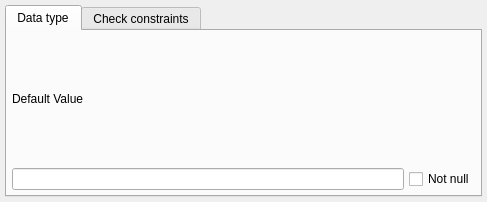
Above: libs/libgui/ui/dbobjects/domainwidget.ui from maniac787/pgmodeler before the change. Below: the same form after it.
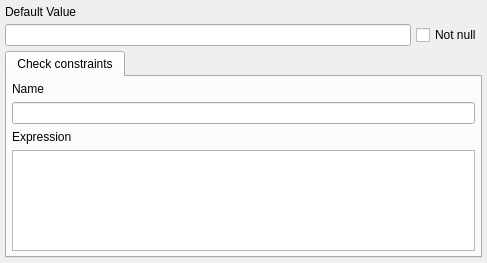
That is the form after the change. Icons and pictures are not drawn.

Commit message: Refactor ViewWidget to use tabbed layout with modern UI patterns

Diff of the .ui file:
```diff
--- a/libs/libgui/ui/dbobjects/domainwidget.ui
+++ b/libs/libgui/ui/dbobjects/domainwidget.ui
@@ -7,45 +7,13 @@
     <x>0</x>
     <y>0</y>
     <width>487</width>
-    <height>202</height>
+    <height>263</height>
    </rect>
   </property>
-  <layout class="QGridLayout" name="domain_grid">
-   <property name="leftMargin">
-    <number>5</number>
-   </property>
-   <property name="topMargin">
-    <number>5</number>
-   </property>
-   <property name="rightMargin">
-    <number>5</number>
-   </property>
-   <property name="bottomMargin">
-    <number>5</number>
-   </property>
+  <layout class="QVBoxLayout" name="domain_lt">
    <property name="spacing">
     <number>5</number>
    </property>
-   <item row="0" column="0" colspan="2">
-    <widget class="QTabWidget" name="dom_attribs_tbw">
-     <property name="currentIndex">
-      <number>0</number>
-     </property>
-     <property name="iconSize">
-      <size>
-       <width>22</width>
-       <height>22</height>
-      </size>
-     </property>
-     <widget class="QWidget" name="data_type_tab">
-      <attribute name="icon">
-       <iconset resource="../../res/resources.qrc">
-        <normaloff>:/icons/icons/usertype.png</normaloff>:/icons/icons/usertype.png</iconset>
-      </attribute>
-      <attribute name="title">
-       <string>Data type</string>
-      </attribute>
-      <layout class="QVBoxLayout" name="verticalLayout_2">
        <property name="leftMargin">
         <number>5</number>
        </property>
@@ -59,7 +27,10 @@
         <number>5</number>
        </property>
        <item>
-        <layout class="QVBoxLayout" name="verticalLayout">
+    <layout class="QVBoxLayout" name="data_type_lt"/>
+   </item>
+   <item>
+    <layout class="QVBoxLayout" name="def_value_lt">
          <item>
           <widget class="QLabel" name="def_value_lbl">
            <property name="text">
@@ -90,8 +61,17 @@
          </item>
         </layout>
        </item>
-      </layout>
-     </widget>
+   <item>
+    <widget class="QTabWidget" name="dom_attribs_tbw">
+     <property name="currentIndex">
+      <number>0</number>
+     </property>
+     <property name="iconSize">
+      <size>
+       <width>22</width>
+       <height>22</height>
+      </size>
+     </property>
      <widget class="QWidget" name="check_constr_tab">
       <attribute name="icon">
        <iconset resource="../../res/resources.qrc">
```
Lines whose indentation alone changed are shown as unchanged. The commit also changes 24 other files.
